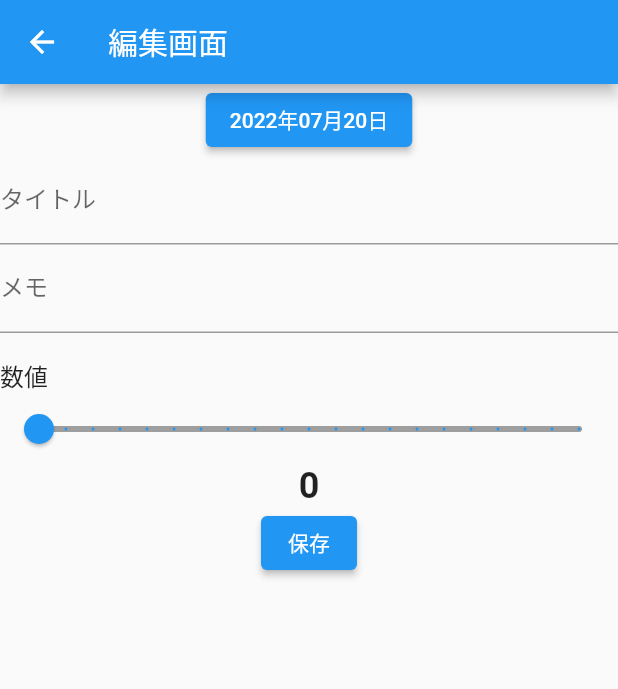
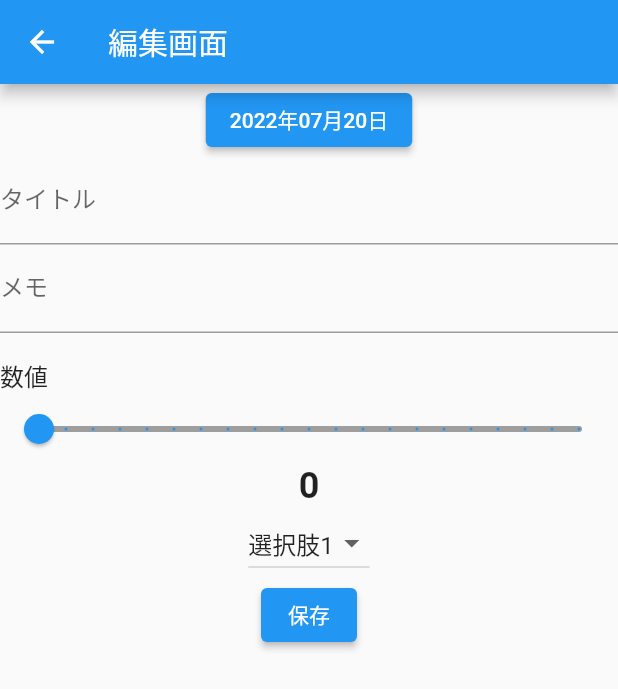
Before and after one commit to shunking-tech/kyouzai_record, a Flutter app: the EditData screen opened directly, after a tap on "保存", on a phone screen of 412 x 824 dp. Shown: the top 689 px of the screen. Run offline on Flutter 3.47's test engine with Material 2 defaults, Android fonts, the phone set to English and light mode, and no system bars.

```diff
--- a/lib/page/edit_data.dart
+++ b/lib/page/edit_data.dart
@@ -13,6 +13,7 @@ class _EditDataState extends State<EditData> {
   TextEditingController titleEditingController = TextEditingController();
   TextEditingController memoEditingController = TextEditingController();
   double sliderValue = 0.0;
+  String selectedItem = "選択肢1";
 
   @override
   Widget build(BuildContext context) {
@@ -80,6 +81,32 @@ class _EditDataState extends State<EditData> {
             sliderValue.toInt().toString(),
             style: TextStyle(fontSize: 24, fontWeight: FontWeight.bold),
           ),
+          DropdownButton(
+            //4
+            items: const [
+              //5
+              DropdownMenuItem(
+                child: Text('選択肢1'),
+                value: '選択肢1',
+              ),
+              DropdownMenuItem(
+                child: Text('選択肢2'),
+                value: '選択肢2',
+              ),
+              DropdownMenuItem(
+                child: Text('選択肢3'),
+                value: '選択肢3',
+              ),
+            ],
+            //6
+            onChanged: (String? value) {
+              setState(() {
+                selectedItem = value!;
+              });
+            },
+            //7
+            value: selectedItem,
+          ),
           ElevatedButton(
             child: Text("保存"),
             onPressed: () {
@@ -91,6 +118,8 @@ class _EditDataState extends State<EditData> {
               print(memoEditingController.text);
               print("数値");
               print(sliderValue);
+              print("ドロップダウンボタン");
+              print(selectedItem);
             },
           ),
         ],
```
